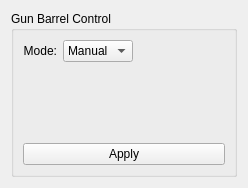
Above: src/view/panel/gun/frame_gun_control_barrel.ui from MiftahSalam/FA-FCS-2020-HMI before the change. Below: the same form after it.
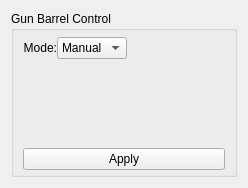
That is the form after the change. Custom widgets are drawn as their Qt base class.

Commit message: add op mode to UI status gun

What changed in the file:
```diff
--- a/src/view/panel/gun/frame_gun_control_barrel.ui
+++ b/src/view/panel/gun/frame_gun_control_barrel.ui
@@ -32,6 +32,15 @@
       <string>Gun Barrel Control</string>
      </property>
      <layout class="QGridLayout" name="gridLayout">
+      <property name="topMargin">
+       <number>6</number>
+      </property>
+      <property name="bottomMargin">
+       <number>4</number>
+      </property>
+      <property name="verticalSpacing">
+       <number>4</number>
+      </property>
       <item row="0" column="0">
        <layout class="QHBoxLayout" name="horizontalLayout">
         <item>
```
The commit also changes 2 other files.
